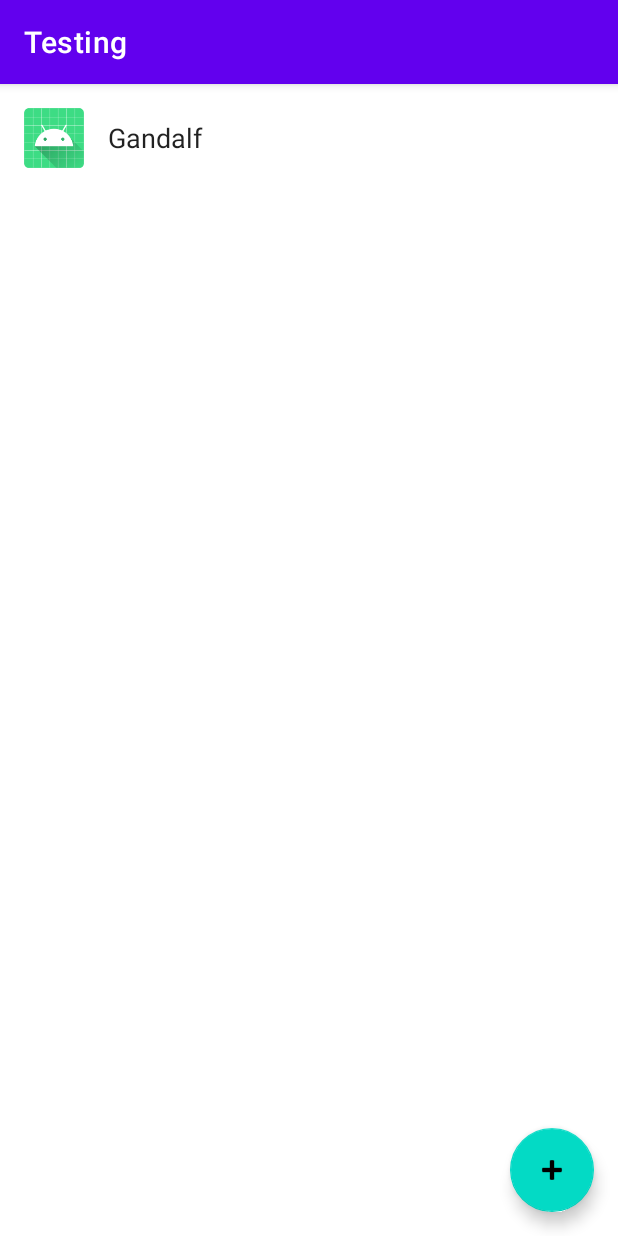
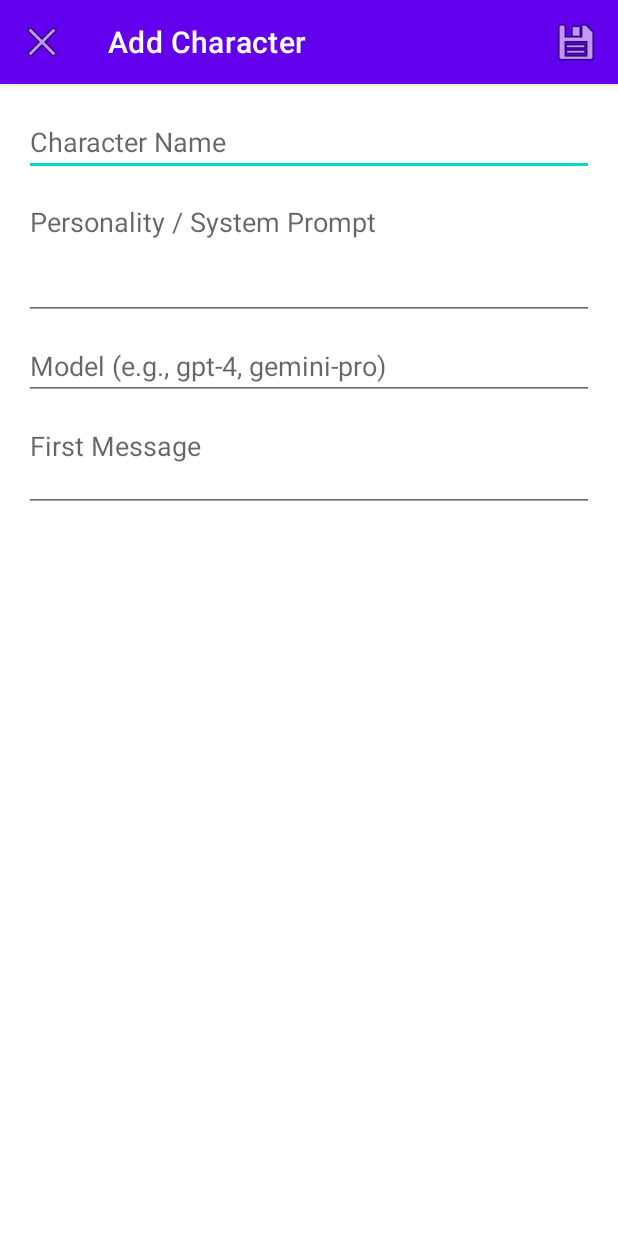
Before and after one commit to RealBlank21/Chatterbox_Android, an Android app: the screen it shows after launch (MainActivity before the commit, AddEditCharacterActivity after it), after a tap on "Add Character", on a phone screen of 412 x 824 dp. Run offline under Robolectric (Android 15) with nearby library versions, the phone set to English and light mode, and no system bars; our stand-ins replace Room's generated code.

Commit message:
- Add Character Feature - Long press action: 1) Edit 2) Delete

```diff
--- a/app/src/main/AndroidManifest.xml
+++ b/app/src/main/AndroidManifest.xml
@@ -20,6 +20,9 @@
                 <category android:name="android.intent.category.LAUNCHER" />
             </intent-filter>
         </activity>
+        <activity
+            android:name=".AddEditCharacterActivity"
+            android:parentActivityName=".MainActivity" />
     </application>
 
 </manifest>
--- /dev/null
+++ b/app/src/main/java/com/example/testing/AddEditCharacterActivity.java
@@ -0,0 +1,93 @@
+package com.example.testing;
+
+import android.content.Intent;
+import android.os.Bundle;
+import android.view.Menu;
+import android.view.MenuInflater;
+import android.view.MenuItem;
+import android.widget.EditText;
+import android.widget.Toast;
+
+import androidx.annotation.NonNull;
+import androidx.appcompat.app.AppCompatActivity;
+import androidx.lifecycle.ViewModelProvider;
+
+public class AddEditCharacterActivity extends AppCompatActivity {
+
+    private EditText editTextName;
+    private EditText editTextPersonality;
+    private EditText editTextModel;
+    private EditText editTextFirstMessage;
+
+    private CharacterViewModel characterViewModel;
+    private int currentCharacterId = -1; // To check if we are editing or adding
+
+    @Override
+    protected void onCreate(Bundle savedInstanceState) {
+        super.onCreate(savedInstanceState);
+        setContentView(R.layout.activity_add_edit_character);
+
+        editTextName = findViewById(R.id.edit_text_character_name);
+        editTextPersonality = findViewById(R.id.edit_text_character_personality);
+        editTextModel = findViewById(R.id.edit_text_character_model);
+        editTextFirstMessage = findViewById(R.id.edit_text_character_first_message);
+
+        characterViewModel = new ViewModelProvider(this).get(CharacterViewModel.class);
+
+        getSupportActionBar().setHomeAsUpIndicator(android.R.drawable.ic_menu_close_clear_cancel);
+
+        // --- Check if we are editing or adding ---
+        Intent intent = getIntent();
+        if (intent.hasExtra("CHARACTER_ID")) {
+            setTitle("Edit Character");
+            currentCharacterId = intent.getIntExtra("CHARACTER_ID", -1);
+            editTextName.setText(intent.getStringExtra("CHARACTER_NAME"));
+            editTextPersonality.setText(intent.getStringExtra("CHARACTER_PERSONALITY"));
+            editTextModel.setText(intent.getStringExtra("CHARACTER_MODEL"));
+            editTextFirstMessage.setText(intent.getStringExtra("CHARACTER_FIRST_MESSAGE"));
+        } else {
+            setTitle("Add Character");
+        }
+    }
+
+    private void saveCharacter() {
+        String name = editTextName.getText().toString();
+        String personality = editTextPersonality.getText().toString();
+        String model = editTextModel.getText().toString();
+        String firstMessage = editTextFirstMessage.getText().toString();
+
+        if (name.trim().isEmpty() || personality.trim().isEmpty()) {
+            Toast.makeText(this, "Please insert a name and personality", Toast.LENGTH_SHORT).show();
+            return;
+        }
+
+        Character character = new Character(name, personality, firstMessage, model, "", "", "");
+
+        if (currentCharacterId != -1) {
+            // We are in edit mode, so we need to set the ID for the update
+            character.setId(currentCharacterId);
+            characterViewModel.update(character);
+        } else {
+            // We are in add mode
+            characterViewModel.insert(character);
+        }
+
+        finish();
+    }
+
+    @Override
+    public boolean onCreateOptionsMenu(Menu menu) {
+        MenuInflater menuInflater = getMenuInflater();
+        menuInflater.inflate(R.menu.add_character_menu, menu);
+        return true;
+    }
+
+    @Override
+    public boolean onOptionsItemSelected(@NonNull MenuItem item) {
+        if (item.getItemId() == R.id.save_character) {
+            saveCharacter();
+            return true;
+        }
+        return super.onOptionsItemSelected(item);
+    }
+}
--- a/app/src/main/java/com/example/testing/Character.java
+++ b/app/src/main/java/com/example/testing/Character.java
@@ -1,6 +1,7 @@
 package com.example.testing;
 
 import androidx.room.Entity;
+import androidx.room.Ignore;
 import androidx.room.PrimaryKey;
 import androidx.room.ColumnInfo;
 
@@ -46,6 +47,7 @@ public class Character {
     public Character() { }
 
     // Constructor for creating a NEW character
+    @Ignore
     public Character(String name, String personality, String firstMessage,
                      String model,
                      String characterProfileImagePath,
--- a/app/src/main/java/com/example/testing/CharacterAdapter.java
+++ b/app/src/main/java/com/example/testing/CharacterAdapter.java
@@ -13,6 +13,7 @@ import java.util.List;
 public class CharacterAdapter extends RecyclerView.Adapter<CharacterAdapter.CharacterViewHolder> {
 
     private List<Character> characters = new ArrayList<>();
+    private OnItemLongClickListener longClickListener;
 
     @NonNull
     @Override
@@ -26,8 +27,6 @@ public class CharacterAdapter extends RecyclerView.Adapter<CharacterAdapter.Char
     public void onBindViewHolder(@NonNull CharacterViewHolder holder, int position) {
         Character currentCharacter = characters.get(position);
         holder.textViewName.setText(currentCharacter.getName());
-        // We'll handle loading the profile image from the path later.
-        // For now, we use a placeholder.
         holder.imageViewProfile.setImageResource(R.mipmap.ic_launcher_round);
     }
 
@@ -38,11 +37,11 @@ public class CharacterAdapter extends RecyclerView.Adapter<CharacterAdapter.Char
 
     public void setCharacters(List<Character> characters) {
         this.characters = characters;
-        notifyDataSetChanged(); // Notify the adapter that the data has changed
+        notifyDataSetChanged();
     }
 
     // ViewHolder class
-    static class CharacterViewHolder extends RecyclerView.ViewHolder {
+    class CharacterViewHolder extends RecyclerView.ViewHolder {
         private final TextView textViewName;
         private final ImageView imageViewProfile;
 
@@ -50,6 +49,25 @@ public class CharacterAdapter extends RecyclerView.Adapter<CharacterAdapter.Char
             super(itemView);
             textViewName = itemView.findViewById(R.id.text_view_name);
             imageViewProfile = itemView.findViewById(R.id.image_view_profile);
+
+            itemView.setOnLongClickListener(v -> {
+                int position = getAdapterPosition();
+                if (longClickListener != null && position != RecyclerView.NO_POSITION) {
+                    // Pass the character AND the view that was clicked
+                    longClickListener.onItemLongClick(characters.get(position), v);
+                }
+                return true;
+            });
         }
     }
+
+    // --- Interface for the long click listener ---
+    public interface OnItemLongClickListener {
+        // Updated interface to include the View
+        void onItemLongClick(Character character, View anchorView);
+    }
+
+    public void setOnItemLongClickListener(OnItemLongClickListener listener) {
+        this.longClickListener = listener;
+    }
 }
--- a/app/src/main/java/com/example/testing/Conversation.java
+++ b/app/src/main/java/com/example/testing/Conversation.java
@@ -1,6 +1,7 @@
 package com.example.testing;
 
 import androidx.room.Entity;
+import androidx.room.Ignore;
 import androidx.room.PrimaryKey;
 import androidx.room.ColumnInfo;
 import java.io.Serializable;
@@ -37,7 +38,9 @@ public class Conversation implements Serializable {
     // Constructor required by Room for creating an object from a database row
     public Conversation() { }
 
+
     // Constructor for creating a NEW conversation (Updated to include isActive)
+    @Ignore
     public Conversation(int characterId, String title) {
         this.characterId = characterId;
         this.title = title;
--- a/app/src/main/java/com/example/testing/User.java
+++ b/app/src/main/java/com/example/testing/User.java
@@ -1,6 +1,7 @@
 package com.example.testing;
 
 import androidx.room.Entity;
+import androidx.room.Ignore;
 import androidx.room.PrimaryKey;
 import androidx.room.ColumnInfo;
 import java.io.Serializable;
@@ -42,7 +43,7 @@ public class User implements Serializable {
     // -----------------------------------------------------------------
     // CONSTRUCTOR (For easy object creation)
     // -----------------------------------------------------------------
-
+    @Ignore
     public User(String username, String email, String profileImagePath,
                 String apiKey, String preferredModel, String globalSystemPrompt) {
         // We do NOT set configId here; Room handles the PK
--- /dev/null
+++ b/app/src/main/res/layout/activity_add_edit_character.xml
@@ -0,0 +1,46 @@
+<?xml version="1.0" encoding="utf-8"?>
+<LinearLayout xmlns:android="http://schemas.android.com/apk/res/android"
+    xmlns:app="http://schemas.android.com/apk/res-auto"
+    xmlns:tools="http://schemas.android.com/tools"
+    android:layout_width="match_parent"
+    android:layout_height="match_parent"
+    android:orientation="vertical"
+    android:padding="16dp"
+    tools:context=".AddEditCharacterActivity">
+
+    <EditText
+        android:id="@+id/edit_text_character_name"
+        android:layout_width="match_parent"
+        android:layout_height="wrap_content"
+        android:hint="@string/character_name"
+        android:inputType="text" />
+
+    <EditText
+        android:id="@+id/edit_text_character_personality"
+        android:layout_width="match_parent"
+        android:layout_height="wrap_content"
+        android:layout_marginTop="8dp"
+        android:hint="@string/character_personality"
+        android:inputType="textMultiLine"
+        android:minLines="3"
+        android:gravity="top"/>
+
+    <EditText
+        android:id="@+id/edit_text_character_model"
+        android:layout_width="match_parent"
+        android:layout_height="wrap_content"
+        android:layout_marginTop="8dp"
+        android:hint="@string/character_model"
+        android:inputType="text" />
+
+    <EditText
+        android:id="@+id/edit_text_character_first_message"
+        android:layout_width="match_parent"
+        android:layout_height="wrap_content"
+        android:layout_marginTop="8dp"
+        android:hint="@string/character_first_message"
+        android:inputType="textMultiLine"
+        android:minLines="2"
+        android:gravity="top"/>
+
+</LinearLayout>
--- /dev/null
+++ b/app/src/main/res/menu/add_character_menu.xml
@@ -0,0 +1,9 @@
+<?xml version="1.0" encoding="utf-8"?>
+<menu xmlns:android="http://schemas.android.com/apk/res/android"
+    xmlns:app="http://schemas.android.com/apk/res-auto">
+    <item
+        android:id="@+id/save_character"
+        android:title="@string/save"
+        android:icon="@android:drawable/ic_menu_save"
+        app:showAsAction="ifRoom|withText" />
+</menu>
--- /dev/null
+++ b/app/src/main/res/menu/character_options_menu.xml
@@ -0,0 +1,9 @@
+<?xml version="1.0" encoding="utf-8"?>
+<menu xmlns:android="http://schemas.android.com/apk/res/android">
+    <item
+        android:id="@+id/option_edit"
+        android:title="@string/edit" />
+    <item
+        android:id="@+id/option_delete"
+        android:title="@string/delete" />
+</menu>
--- a/app/src/main/res/values/strings.xml
+++ b/app/src/main/res/values/strings.xml
@@ -1,4 +1,16 @@
 <resources>
     <string name="app_name">Testing</string>
     <string name="add_character">Add Character</string>
+    <string name="character_name">Character Name</string>
+    <string name="character_personality">Personality / System Prompt</string>
+    <string name="save">Save</string>
+    <string name="character_model">Model (e.g., gpt-4, gemini-pro)</string>
+    <string name="character_first_message">First Message</string>
+
+    <string name="edit">Edit</string>
+    <string name="delete">Delete</string>
+    <string name="delete_confirmation">Delete Character?</string>
+    <string name="are_you_sure_delete">Are you sure you want to delete this character? This action cannot be undone.</string>
+    <string name="cancel">Cancel</string>
+
 </resources>
--- a/gradle/libs.versions.toml
+++ b/gradle/libs.versions.toml
@@ -8,9 +8,9 @@ material = "1.13.0"
 roomCommonJvm = "2.8.1"
 roomRuntime = "2.8.1"
 roomCompiler = "2.8.1"
-room = "2.8.1"
+room = "2.6.1"
 ksp = "1.9.22-1.0.17"
-kotlin = "2.2.20"
+kotlin = "1.9.22"
 lifecycle = "2.8.3"
 
 [libraries]
```
Also changed, not shown: app/build.gradle.kts (+11 -3 lines), app/src/main/java/com/example/testing/MainActivity.java (+54 -16 lines), app/src/main/java/com/example/testing/Message.java (+14 -5 lines).
